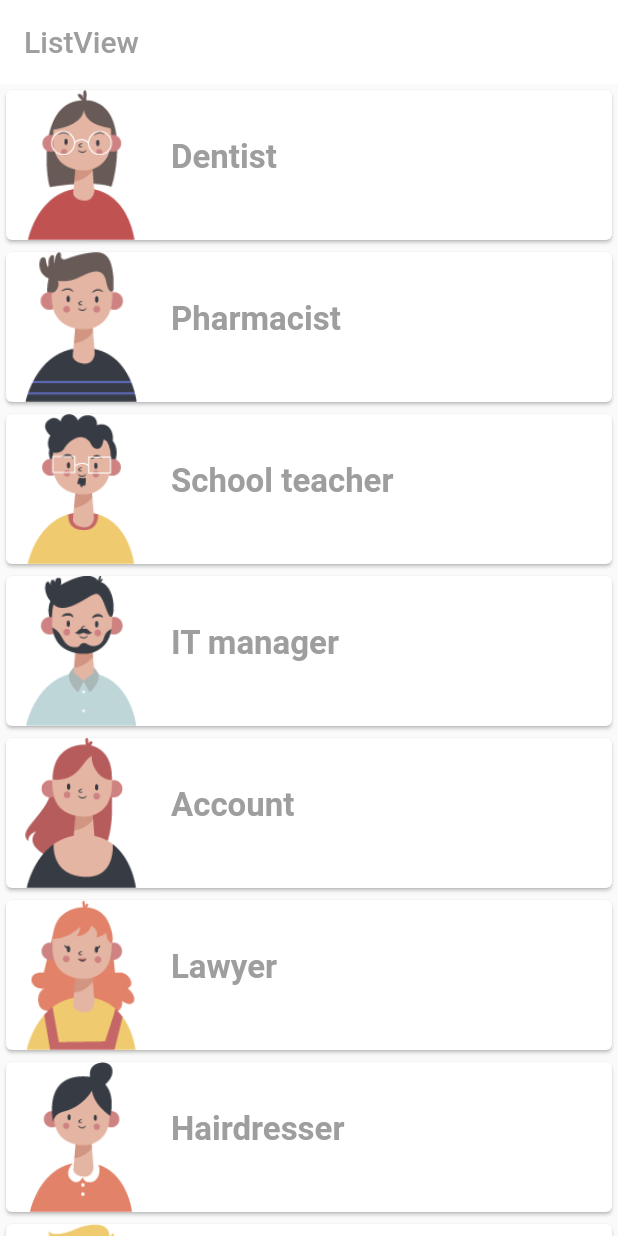
After one commit to moonyah/summer_practice_app, a Flutter app: the ListViewPage screen opened directly, on a phone screen of 412 x 824 dp. The commit adds this screen. Run offline on Flutter 3.47's test engine with Material 2 defaults, Android fonts, the light colour scheme and no system bars; our stand-ins replace introduction_screen.

Commit message:
ListViewPage

```diff
--- /dev/null
+++ b/lib/listview.dart
@@ -0,0 +1,97 @@
+import 'package:flutter/material.dart';
+
+class ListViewPage extends StatefulWidget {
+  const ListViewPage({Key? key}) : super(key: key);
+
+  @override
+  State<ListViewPage> createState() => _ListViewPageState();
+}
+
+class _ListViewPageState extends State<ListViewPage> {
+  var titleList = [
+    'Dentist',
+    'Pharmacist',
+    'School teacher',
+    'IT manager',
+    'Account',
+    'Lawyer',
+    'Hairdresser',
+    'Physician',
+    'Web developer',
+    'Medical Secretary'
+  ];
+
+  var imageList = [
+    'image/1.png',
+    'image/2.png',
+    'image/3.png',
+    'image/4.png',
+    'image/5.png',
+    'image/6.png',
+    'image/7.png',
+    'image/8.png',
+    'image/9.png',
+    'image/10.png',
+  ];
+
+  var description = [
+    '1. There are different types of careers you can pursue in your life. Which one will it be?',
+    '2. There are different types of careers you can pursue in your life. Which one will it be?',
+    '3. There are different types of careers you can pursue in your life. Which one will it be?',
+    '4. There are different types of careers you can pursue in your life. Which one will it be?',
+    '5. There are different types of careers you can pursue in your life. Which one will it be?',
+    '6. There are different types of careers you can pursue in your life. Which one will it be?',
+    '7. There are different types of careers you can pursue in your life. Which one will it be?',
+    '8. There are different types of careers you can pursue in your life. Which one will it be?',
+    '9. There are different types of careers you can pursue in your life. Which one will it be?',
+    '10. There are different types of careers you can pursue in your life. Which one will it be?',
+  ];
+
+  @override
+  Widget build(BuildContext context) {
+    return Scaffold(
+      appBar: AppBar(
+        title: const Text(
+          'ListView',
+          style: TextStyle(color: Colors.grey),
+        ),
+        backgroundColor: Colors.white,
+        elevation: 0,
+      ),
+      body: ListView.builder(
+        itemCount: titleList.length,
+        itemBuilder: (context, index) {
+          return Card(
+            child: Row(
+              children: [
+                SizedBox(
+                  width: 100,
+                  height: 100,
+                  child: Image.asset(imageList[index]),
+                  // itemCount 의 개수만큼 카드가 생성, 각 카드 인덱스에 맞는 이미지가 하나씩 전달됨
+                ),
+                Padding(
+                  padding: const EdgeInsets.all(10),
+                  child: Column(
+                    children: [
+                      Text(
+                        titleList[index],
+                        style: const TextStyle(
+                            fontSize: 22,
+                            fontWeight: FontWeight.bold,
+                            color: Colors.grey),
+                      ),
+                      const SizedBox(
+                        height: 10,
+                      )
+                    ],
+                  ),
+                )
+              ],
+            ),
+          );
+        },
+      ),
+    );
+  }
+}
--- a/lib/main.dart
+++ b/lib/main.dart
@@ -1,4 +1,5 @@
 import 'package:flutter/material.dart';
+import 'package:summer_practice_app/listview.dart';
 
 import 'onboarding.dart';
 
@@ -39,7 +40,13 @@ class MyPage extends StatelessWidget {
                   Navigator.of(context).pushReplacement(
                       MaterialPageRoute(builder: (context) => const OnBoardingPage()));
                 },
-                child: const Text('Go to onboarding screen'))
+                child: const Text('Go to onboarding screen')),
+            ElevatedButton(
+                onPressed: () {
+                  Navigator.of(context).pushReplacement(
+                      MaterialPageRoute(builder: (context) => const ListViewPage()));
+                },
+                child: const Text('Go to ListView Page'))
           ],
         ),
       ),
```
Also changed, not shown: image/1.png (added), image/10.png (added), image/2.png (added), image/3.png (added), image/4.png (added), image/5.png (added), image/6.png (added), image/7.png (added), image/8.png (added), image/9.png (added).
